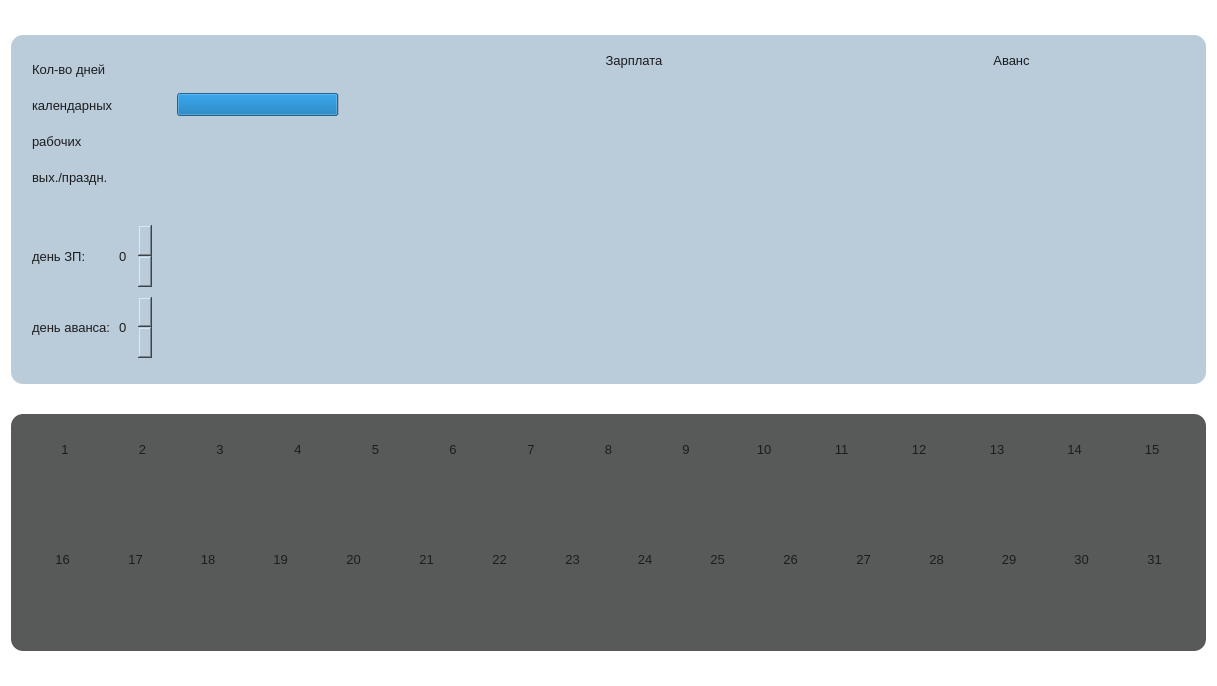
The window that ui/cash.ui (CatMolnia/CASH) describes before a commit, drawn with Qt 5.
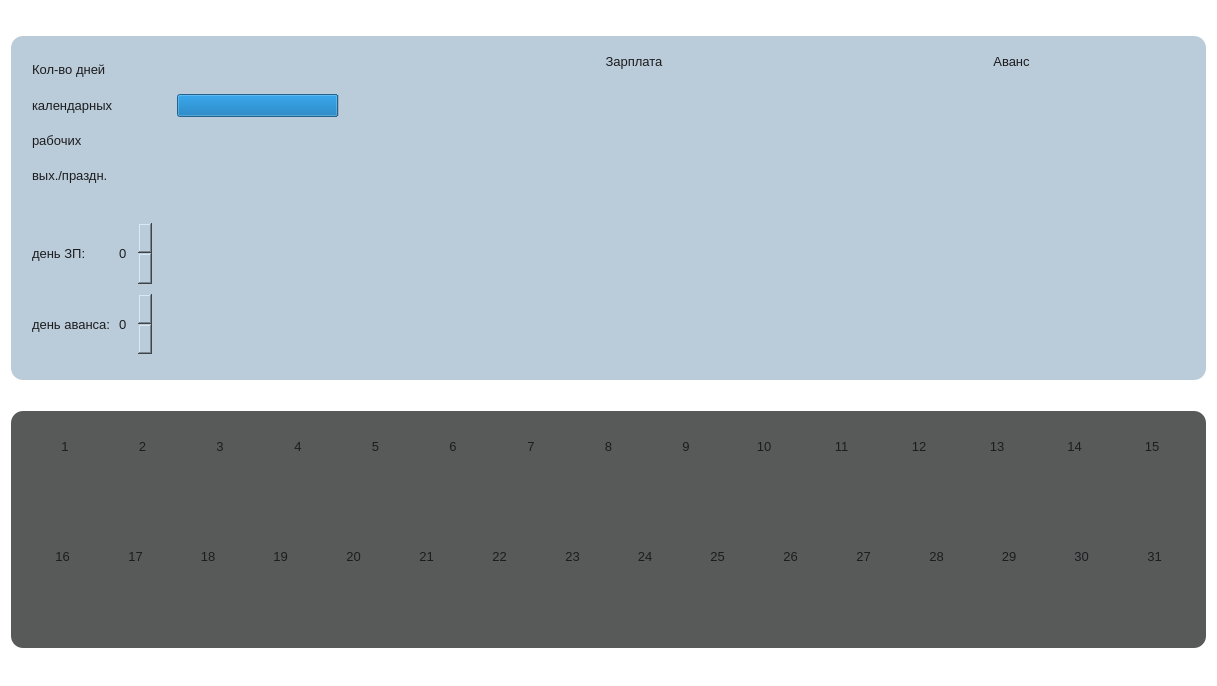
The same window after the commit.

What changed in the file:
```diff
--- a/ui/cash.ui
+++ b/ui/cash.ui
@@ -1938,7 +1938,7 @@
                <property name="sizeHint" stdset="0">
                 <size>
                  <width>40</width>
-                 <height>10</height>
+                 <height>8</height>
                 </size>
                </property>
               </spacer>
@@ -1961,7 +1961,7 @@
                <item>
                 <layout class="QVBoxLayout" name="verticalLayout_6">
                  <property name="spacing">
-                  <number>3</number>
+                  <number>2</number>
                  </property>
                  <item>
                   <widget class="QLabel" name="label_month">
@@ -2017,7 +2017,7 @@
                <property name="sizeHint" stdset="0">
                 <size>
                  <width>40</width>
-                 <height>10</height>
+                 <height>8</height>
                 </size>
                </property>
               </spacer>
```
